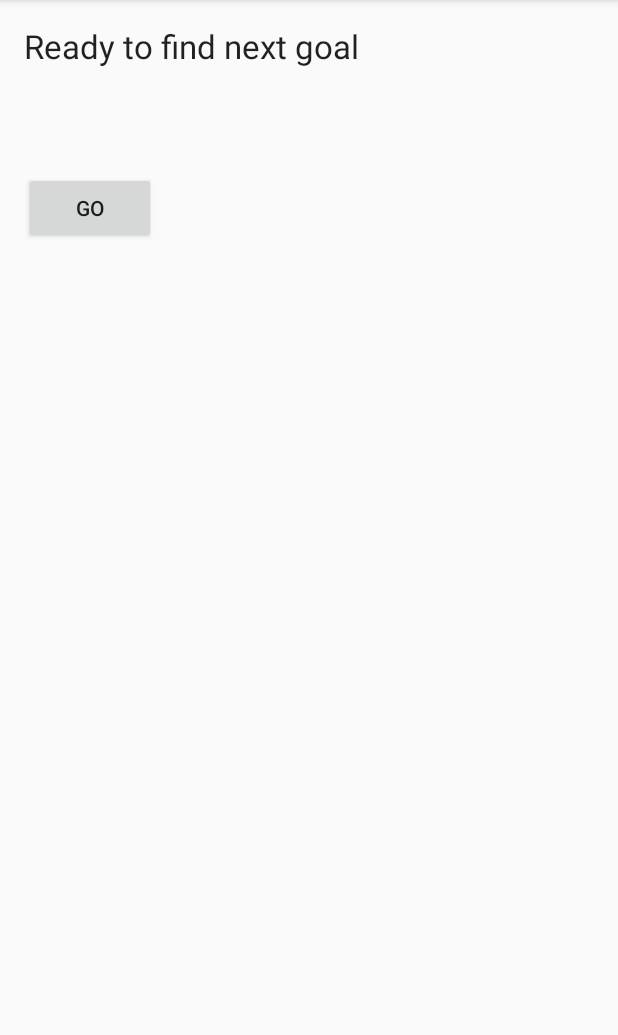
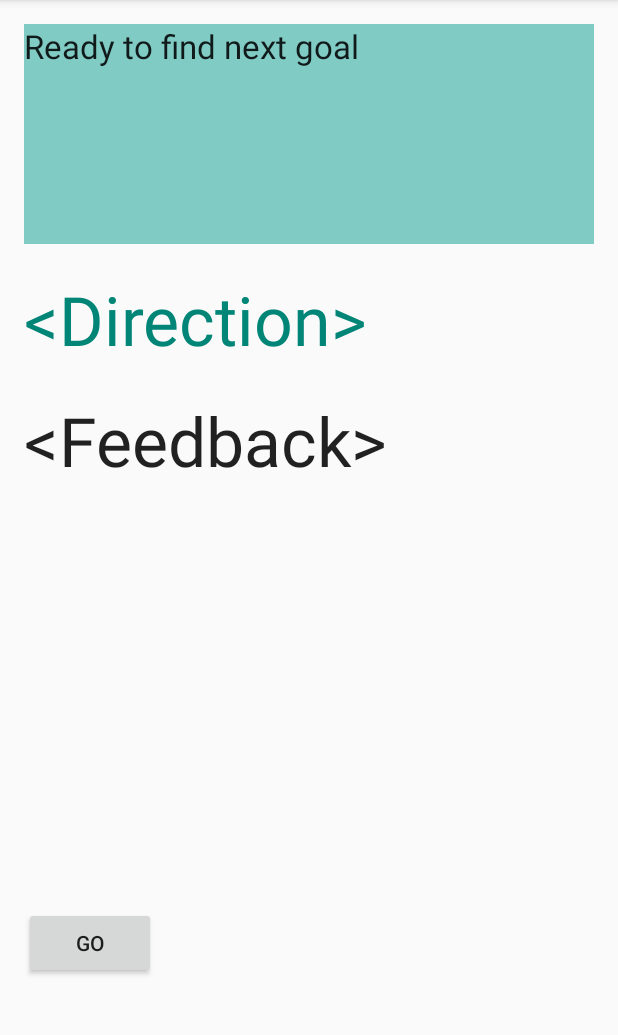
Before and after one commit to CrnoSrce/Walkabout, an Android app: the screen it shows after launch (MainActivity), on a phone screen of 412 x 824 dp, the part 84-1119 px from its top. Run offline under Robolectric (Android 15) with nearby library versions, the phone set to English and light mode, and no system bars.

Commit message:
Update styling of MainActivity

```diff
--- a/app/src/main/res/layout/activity_main.xml
+++ b/app/src/main/res/layout/activity_main.xml
@@ -9,9 +9,11 @@
     android:weightSum="10">
 
     <RelativeLayout
-        android:layout_width="wrap_content"
-        android:layout_height="wrap_content"
-        android:id="@+id/layoutStatus">
+        android:layout_width="fill_parent"
+        android:layout_height="0dp"
+        android:id="@+id/layoutStatus"
+        android:layout_weight="2"
+        android:background="@color/accent_material_dark">
 
         <TextView
             android:layout_width="wrap_content"
@@ -39,10 +41,11 @@
 
     <RelativeLayout
         android:layout_width="wrap_content"
-        android:layout_height="wrap_content"
+        android:layout_height="0dp"
         android:id="@+id/layoutContent"
         android:paddingTop="20dp"
-        android:paddingBottom="20dp">
+        android:paddingBottom="20dp"
+        android:layout_weight="6">
 
         <TextView
             android:layout_width="wrap_content"
@@ -50,7 +53,8 @@
             android:textAppearance="?android:attr/textAppearanceLarge"
             android:text="&lt;Goal name>"
             android:id="@+id/text_content_goalname"
-            android:visibility="invisible" />
+            android:visibility="invisible"
+            android:textSize="@dimen/abc_text_size_display_2_material" />
 
         <TextView
             android:layout_width="wrap_content"
@@ -58,7 +62,9 @@
             android:textAppearance="?android:attr/textAppearanceLarge"
             android:text="&lt;Direction>"
             android:id="@+id/text_content_direction"
-            android:visibility="invisible" />
+            android:visibility="visible"
+            android:textSize="@dimen/abc_text_size_display_2_material"
+            android:textColor="@color/material_deep_teal_500" />
 
         <TextView
             android:layout_width="wrap_content"
@@ -66,7 +72,11 @@
             android:textAppearance="?android:attr/textAppearanceLarge"
             android:text="&lt;Feedback>"
             android:id="@+id/text_content_feedback"
-            android:visibility="invisible" />
+            android:visibility="visible"
+            android:layout_below="@+id/text_content_direction"
+            android:textSize="@dimen/abc_text_size_display_2_material"
+            android:textColor="@color/primary_text_default_material_light"
+            android:paddingTop="20dp" />
 
         <ImageView
             android:layout_width="wrap_content"
@@ -77,8 +87,9 @@
 
     <RelativeLayout
         android:layout_width="fill_parent"
-        android:layout_height="fill_parent"
-        android:id="@+id/layoutButtons">
+        android:layout_height="0dp"
+        android:id="@+id/layoutButtons"
+        android:layout_weight="2">
 
         <Button
             android:layout_width="wrap_content"
```
